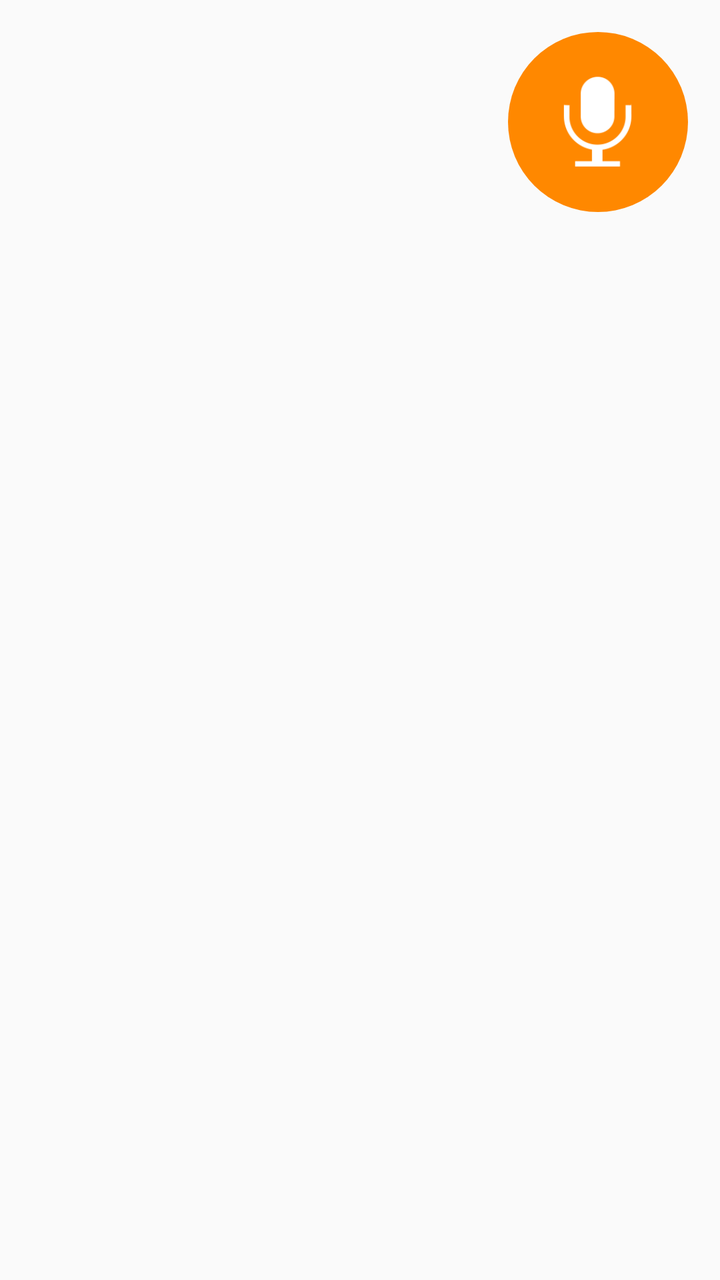
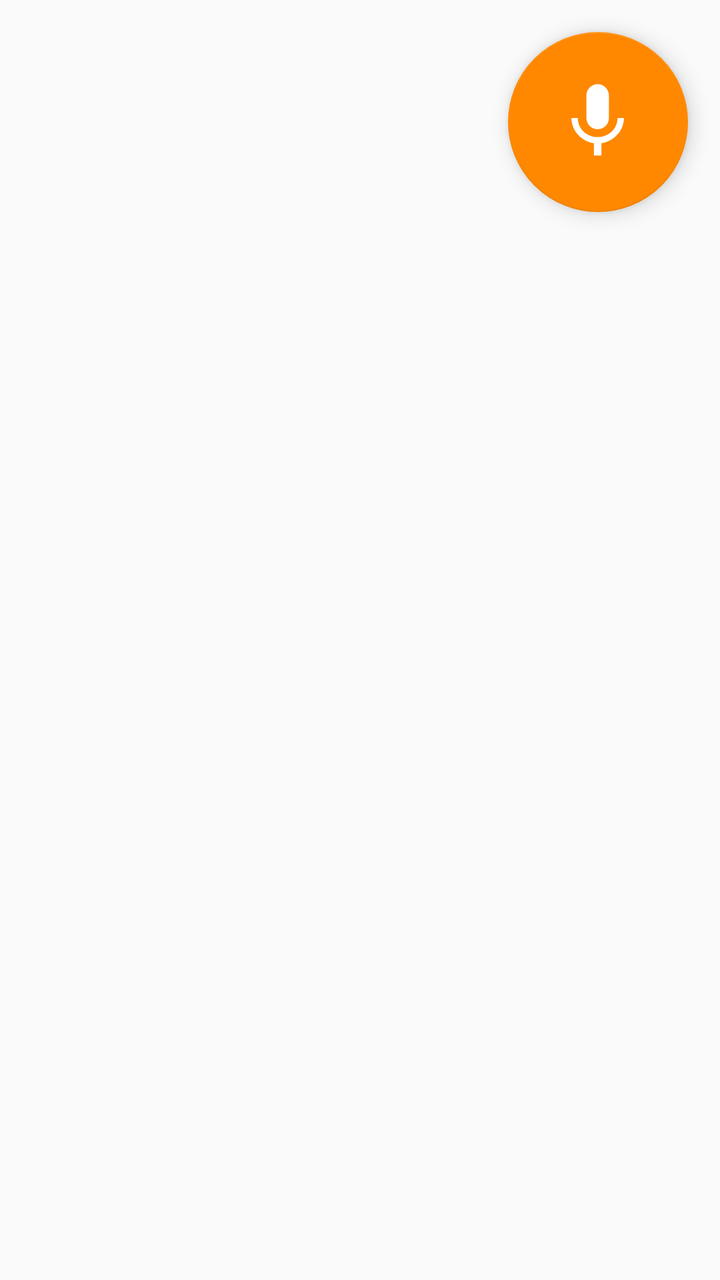

The first picture is an Android layout as it rendered before a commit; the second is the same layout after the commit. The layout source and the unified diff follow.
<!-- AndroidManifest.xml: application theme VoizyTheme -->
<!-- res/layout/record_button_fragment.xml -->
<?xml version="1.0" encoding="utf-8"?>
<LinearLayout
    xmlns:android="http://schemas.android.com/apk/res/android"
    android:orientation="vertical"
    android:layout_width="wrap_content"
    android:layout_height="wrap_content"
    android:layout_centerHorizontal="true"
    android:clipChildren="false"
    android:background="@android:color/transparent">

    <ImageButton
        android:id="@+id/button_record"
        android:layout_width="wrap_content"
        android:layout_height="wrap_content"
        android:layout_gravity="bottom|end"
        android:layout_margin="@dimen/fab_margin"
        android:longClickable="true"
        android:src="@drawable/microphone_drawable"
        android:background="@android:color/transparent"/>
</LinearLayout>
<!-- resources referenced by this layout -->
<resources>
  <dimen name="fab_margin">16dp</dimen>
  <!-- drawable microphone_drawable (drawable) -->
  <?xml version="1.0" encoding="utf-8"?>
  <layer-list xmlns:android="http://schemas.android.com/apk/res/android">
      <item
          android:drawable="@drawable/round_orange_background"
          android:height="90dp"
          android:width="90dp"/>
      <item
          android:drawable="@drawable/microphone_white_128"
          android:gravity="center"
          android:height="45dp"
          android:width="45dp"/>
  </layer-list>
  <style name="VoizyTheme" parent="@style/Theme.AppCompat.Light.DarkActionBar">
          
          <item name="colorPrimary">@android:color/holo_orange_light</item>
          <item name="colorPrimaryDark">@android:color/holo_orange_dark</item>
          <item name="colorAccent">@android:color/holo_orange_light</item>
          <item name="actionBarStyle">@style/VoizyTheme.ActionBarStyle</item>
      </style>
  <!-- drawable round_orange_background (drawable) -->
  <?xml version="1.0" encoding="utf-8"?>
  <shape xmlns:android="http://schemas.android.com/apk/res/android"
         android:shape="oval">
      <solid
          android:color="@android:color/holo_orange_dark"/>
      <size
          android:width="60dp"
          android:height="60dp"/>
  </shape>
  <!-- drawable microphone_white_128: png bitmap (drawable, 2363 bytes) -->
  <style name="VoizyTheme.ActionBarStyle" parent="@style/Widget.AppCompat.ActionBar.Solid">
          <item name="android:titleTextColor">@android:color/white</item>
      </style>
</resources>

<!-- the commit's change to res/layout/record_button_fragment.xml (unified diff, before → after) -->
@@ -1,6 +1,7 @@
 <?xml version="1.0" encoding="utf-8"?>
 <LinearLayout
     xmlns:android="http://schemas.android.com/apk/res/android"
+    xmlns:app="http://schemas.android.com/apk/res-auto"
     android:orientation="vertical"
     android:layout_width="wrap_content"
     android:layout_height="wrap_content"
@@ -8,13 +9,17 @@
     android:clipChildren="false"
     android:background="@android:color/transparent">
 
-    <ImageButton
+    <com.google.android.material.floatingactionbutton.FloatingActionButton
         android:id="@+id/button_record"
         android:layout_width="wrap_content"
         android:layout_height="wrap_content"
         android:layout_gravity="bottom|end"
         android:layout_margin="@dimen/fab_margin"
         android:longClickable="true"
-        android:src="@drawable/microphone_drawable"
-        android:background="@android:color/transparent"/>
+        app:fabCustomSize="90dp"
+        app:maxImageSize="45dp"
+        app:backgroundTint="@android:color/holo_orange_dark"
+        android:scaleType="center"
+        android:src="@drawable/ic_mic_white_48dp"/>
+
 </LinearLayout>
<!-- resource entries referenced after the edit -->
@@ -1,19 +1,12 @@
 <!-- resources referenced by this layout -->
 <resources>
   <dimen name="fab_margin">16dp</dimen>
-  <!-- drawable microphone_drawable (drawable) -->
-  <?xml version="1.0" encoding="utf-8"?>
-  <layer-list xmlns:android="http://schemas.android.com/apk/res/android">
-      <item
-          android:drawable="@drawable/round_orange_background"
-          android:height="90dp"
-          android:width="90dp"/>
-      <item
-          android:drawable="@drawable/microphone_white_128"
-          android:gravity="center"
-          android:height="45dp"
-          android:width="45dp"/>
-  </layer-list>
+  <!-- drawable ic_mic_white_48dp (drawable) -->
+  <vector android:height="48dp" android:tint="#FFFFFF"
+      android:viewportHeight="24.0" android:viewportWidth="24.0"
+      android:width="48dp" xmlns:android="http://schemas.android.com/apk/res/android">
+      <path android:fillColor="#FF000000" android:pathData="M12,14c1.66,0 2.99,-1.34 2.99,-3L15,5c0,-1.66 -1.34,-3 -3,-3S9,3.34 9,5v6c0,1.66 1.34,3 3,3zM17.3,11c0,3 -2.54,5.1 -5.3,5.1S6.7,14 6.7,11L5,11c0,3.41 2.72,6.23 6,6.72L11,21h2v-3.28c3.28,-0.48 6,-3.3 6,-6.72h-1.7z"/>
+  </vector>
   <style name="VoizyTheme" parent="@style/Theme.AppCompat.Light.DarkActionBar">
           
           <item name="colorPrimary">@android:color/holo_orange_light</item>
@@ -21,17 +14,6 @@
           <item name="colorAccent">@android:color/holo_orange_light</item>
           <item name="actionBarStyle">@style/VoizyTheme.ActionBarStyle</item>
       </style>
-  <!-- drawable round_orange_background (drawable) -->
-  <?xml version="1.0" encoding="utf-8"?>
-  <shape xmlns:android="http://schemas.android.com/apk/res/android"
-         android:shape="oval">
-      <solid
-          android:color="@android:color/holo_orange_dark"/>
-      <size
-          android:width="60dp"
-          android:height="60dp"/>
-  </shape>
-  <!-- drawable microphone_white_128: png bitmap (drawable, 2363 bytes) -->
   <style name="VoizyTheme.ActionBarStyle" parent="@style/Widget.AppCompat.ActionBar.Solid">
           <item name="android:titleTextColor">@android:color/white</item>
       </style>
